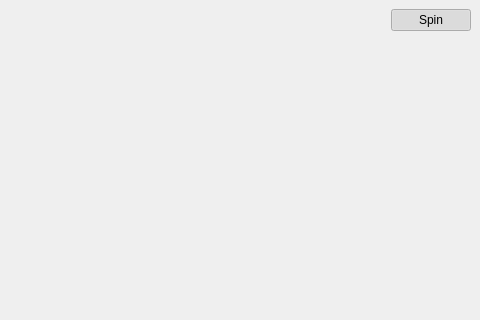
Above: src/mainwindow.ui from ifschleife/CuteGL before the change; both pictures show x 320 to 800 and y 0 to 320 of the 800 by 600 pixel window. Below: the same form after it.
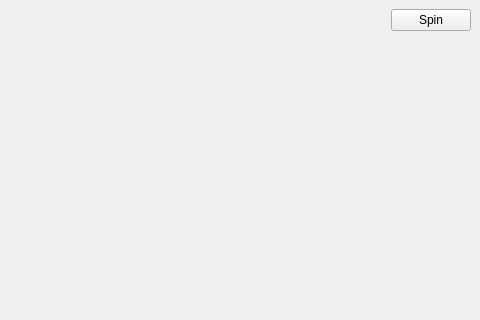
That is the form after the change.

Commit message: Wired up spin button

What changed in the file:
```diff
--- a/src/mainwindow.ui
+++ b/src/mainwindow.ui
@@ -53,7 +53,7 @@
            <bool>true</bool>
           </property>
           <property name="checked">
-           <bool>true</bool>
+           <bool>false</bool>
           </property>
          </widget>
         </item>
```
The commit also changes 2 other files.
